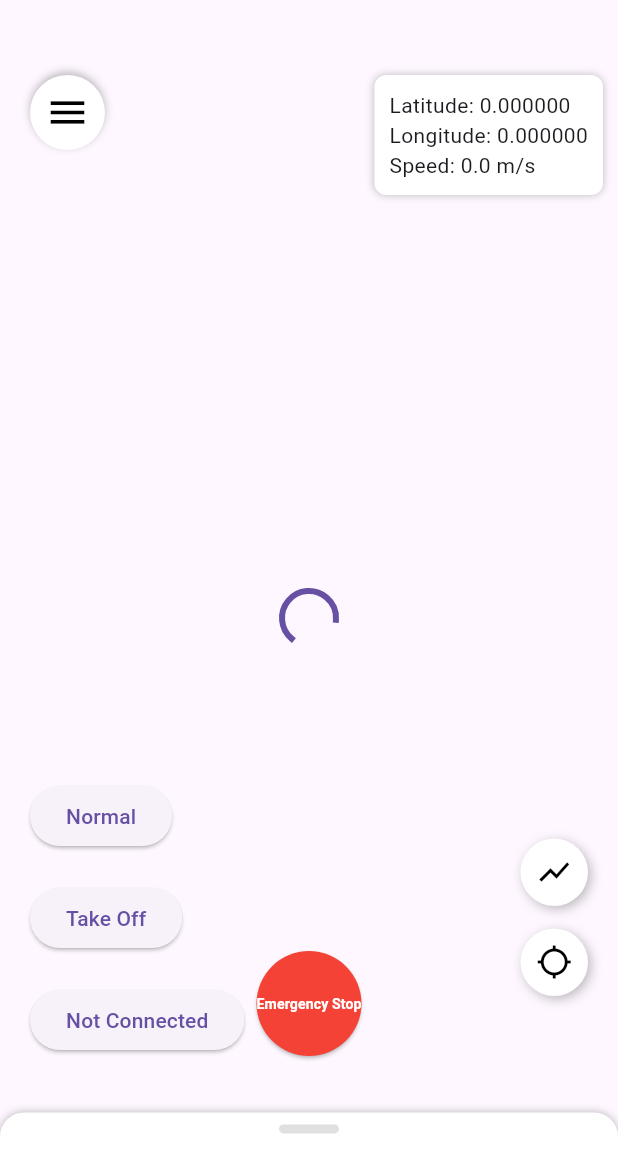
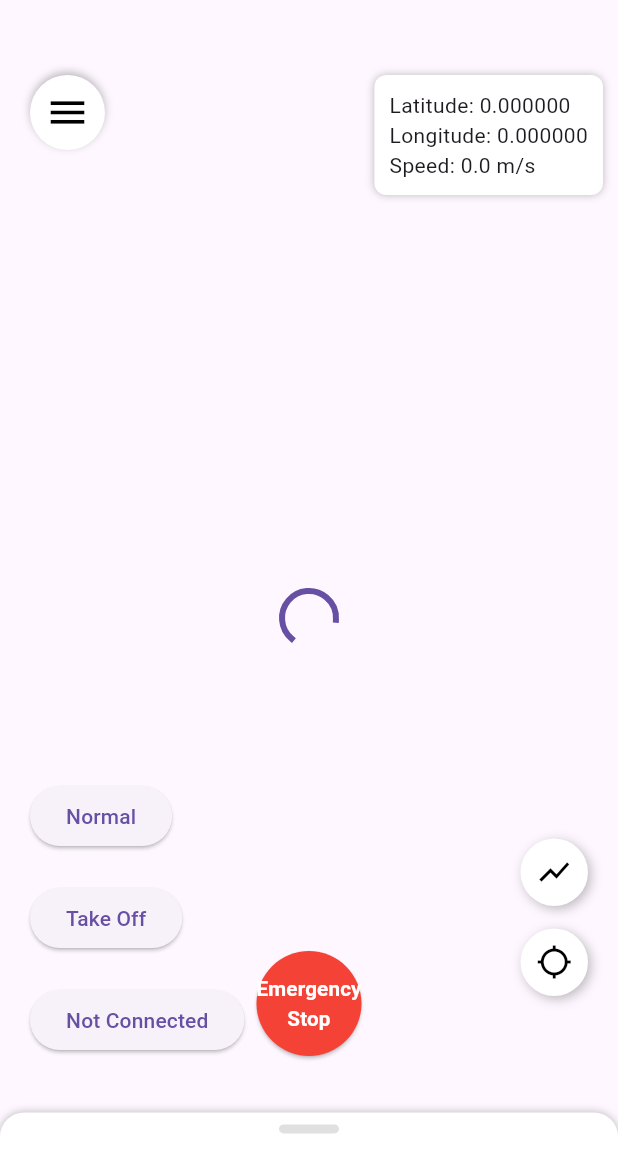
Before and after one commit to LavisCannon15/Drone-Swarm-App-and-Server, a Flutter app: the first screen one second after launch, on a phone screen of 412 x 824 dp. Shown: the top 1173 px of the screen. Run offline on Flutter 3.47's test engine with Material 3 defaults, Android fonts, the phone set to English and light mode, and no system bars; our stand-ins replace fl_chart, flutter_map, geolocator, google_maps_flutter, latlong2, share_plus and 1 more; missing offline and left inert: flutter_background, flutter_map_tile_caching, google_maps_flutter_android, google_maps_flutter_platform_interface.

```diff
--- a/lib/widgets/kill_switch_button.dart
+++ b/lib/widgets/kill_switch_button.dart
@@ -46,7 +46,8 @@ class KillSwitchButton extends StatelessWidget {
         child: const FittedBox(
           fit: BoxFit.scaleDown,
           child: Text(
-            'Emergency Stop',
+            'Emergency\nStop',
+            maxLines: 2,
             textAlign: TextAlign.center,
             style: TextStyle(color: Colors.white, fontWeight: FontWeight.bold),
           ),
```
